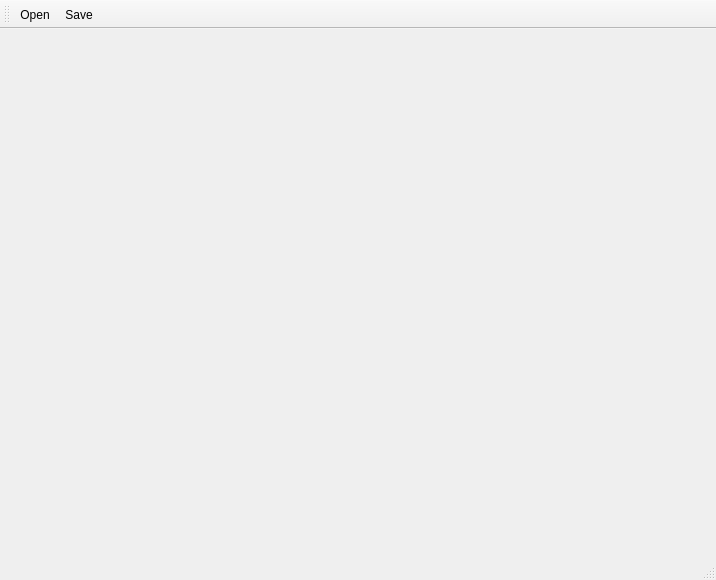
The window that mainwindow.ui (rbehm-ibb/propOvl) describes before a commit, drawn with Qt 5.
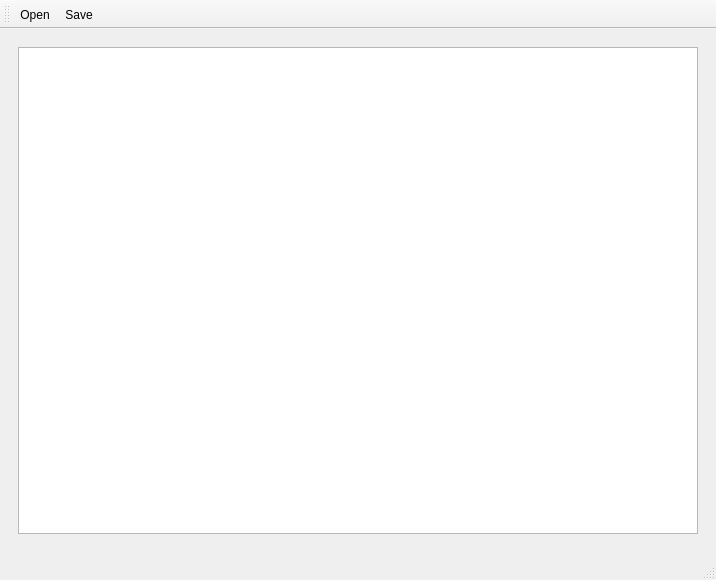
The same window after the commit. Icons and pictures are not drawn. Custom widgets are drawn as their Qt base class.

Diff of the .ui file:
```diff
--- a/mainwindow.ui
+++ b/mainwindow.ui
@@ -20,7 +20,20 @@
    <string>MainWindow</string>
   </property>
   <widget class="QWidget" name="centralwidget">
-   <layout class="QVBoxLayout" name="verticalLayout_2"/>
+   <layout class="QVBoxLayout" name="verticalLayout_2">
+    <item>
+     <widget class="QWidget" name="widget" native="true">
+      <layout class="QVBoxLayout" name="verticalLayout">
+       <item>
+        <widget class="QTableView" name="srcView"/>
+       </item>
+       <item>
+        <widget class="QWidget" name="widget_2" native="true"/>
+       </item>
+      </layout>
+     </widget>
+    </item>
+   </layout>
   </widget>
   <widget class="QMenuBar" name="menubar">
    <property name="geometry">
```
